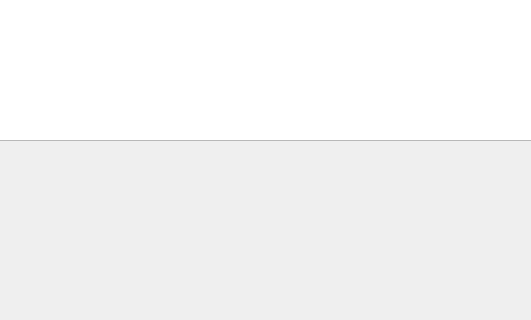
First picture: the form in formaprijemnica.ui, repository s-pab/Commercium, before the edit; both pictures show x 110 to 641 and y 280 to 600 of the 800 by 600 pixel window.
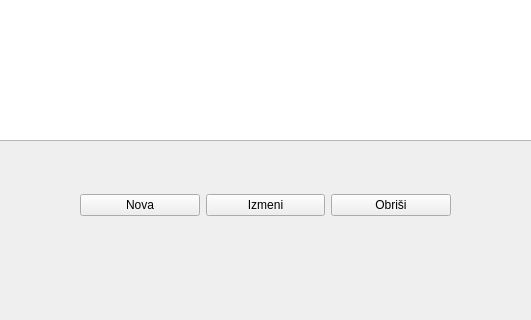
Second picture: the form after the edit.

```diff
--- a/formaprijemnica.ui
+++ b/formaprijemnica.ui
@@ -108,6 +108,39 @@
      </rect>
     </property>
    </widget>
+   <widget class="QWidget" name="layoutWidget">
+    <property name="geometry">
+     <rect>
+      <x>190</x>
+      <y>450</y>
+      <width>371</width>
+      <height>71</height>
+     </rect>
+    </property>
+    <layout class="QHBoxLayout" name="horizontalLayout">
+     <item>
+      <widget class="QPushButton" name="pushButton">
+       <property name="text">
+        <string>Nova</string>
+       </property>
+      </widget>
+     </item>
+     <item>
+      <widget class="QPushButton" name="pushButton_2">
+       <property name="text">
+        <string>Izmeni</string>
+       </property>
+      </widget>
+     </item>
+     <item>
+      <widget class="QPushButton" name="pushButton_3">
+       <property name="text">
+        <string>Obriši</string>
+       </property>
+      </widget>
+     </item>
+    </layout>
+   </widget>
   </widget>
   <widget class="QMenuBar" name="menubar">
    <property name="geometry">
```
